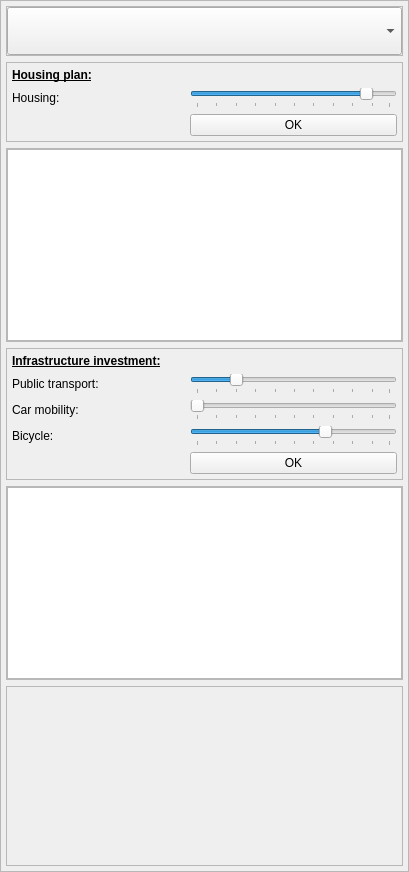
This is PlanningTool_dockwidget_base.ui in rapha411/PlanningTool as Qt 5 draws it before an edit. The edited form follows.
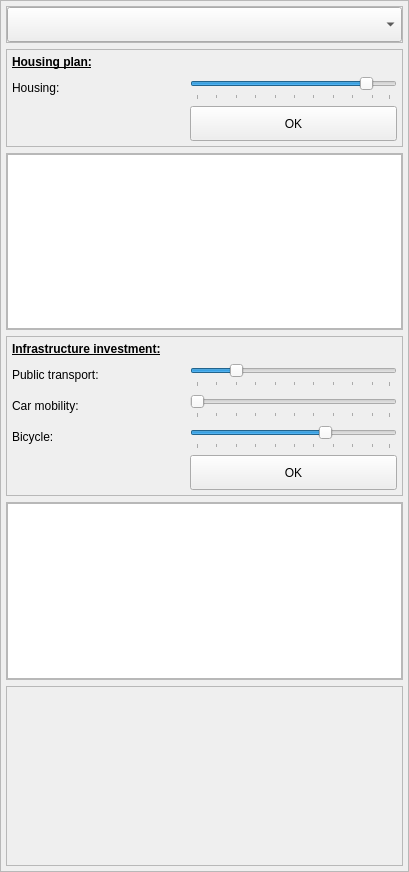
This is the edited form.

Commit message: update UI sizing policies

Patch:
```diff
--- a/PlanningTool_dockwidget_base.ui
+++ b/PlanningTool_dockwidget_base.ui
@@ -113,11 +113,26 @@
             <item>
              <widget class="QComboBox" name="packageComboBox">
               <property name="sizePolicy">
-               <sizepolicy hsizetype="MinimumExpanding" vsizetype="MinimumExpanding">
+               <sizepolicy hsizetype="MinimumExpanding" vsizetype="Fixed">
                 <horstretch>0</horstretch>
                 <verstretch>0</verstretch>
                </sizepolicy>
               </property>
+              <property name="minimumSize">
+               <size>
+                <width>0</width>
+                <height>35</height>
+               </size>
+              </property>
+              <property name="editable">
+               <bool>false</bool>
+              </property>
+              <property name="iconSize">
+               <size>
+                <width>16</width>
+                <height>24</height>
+               </size>
+              </property>
              </widget>
             </item>
            </layout>
@@ -192,7 +207,7 @@
               <item row="1" column="1">
                <widget class="QSlider" name="horizontalSlider">
                 <property name="sizePolicy">
-                 <sizepolicy hsizetype="Preferred" vsizetype="Preferred">
+                 <sizepolicy hsizetype="MinimumExpanding" vsizetype="Fixed">
                   <horstretch>0</horstretch>
                   <verstretch>0</verstretch>
                  </sizepolicy>
@@ -200,7 +215,7 @@
                 <property name="minimumSize">
                  <size>
                   <width>0</width>
-                  <height>0</height>
+                  <height>25</height>
                  </size>
                 </property>
                 <property name="value">
@@ -243,7 +258,7 @@
               <item row="2" column="1">
                <widget class="QPushButton" name="okHousing">
                 <property name="sizePolicy">
-                 <sizepolicy hsizetype="Preferred" vsizetype="MinimumExpanding">
+                 <sizepolicy hsizetype="MinimumExpanding" vsizetype="Fixed">
                   <horstretch>0</horstretch>
                   <verstretch>0</verstretch>
                  </sizepolicy>
@@ -251,7 +266,7 @@
                 <property name="minimumSize">
                  <size>
                   <width>0</width>
-                  <height>0</height>
+                  <height>35</height>
                  </size>
                 </property>
                 <property name="text">
@@ -336,11 +351,17 @@
               <item row="3" column="1">
                <widget class="QSlider" name="horizontalSlider_4">
                 <property name="sizePolicy">
-                 <sizepolicy hsizetype="Preferred" vsizetype="Preferred">
+                 <sizepolicy hsizetype="MinimumExpanding" vsizetype="Fixed">
                   <horstretch>0</horstretch>
                   <verstretch>0</verstretch>
                  </sizepolicy>
                 </property>
+                <property name="minimumSize">
+                 <size>
+                  <width>0</width>
+                  <height>25</height>
+                 </size>
+                </property>
                 <property name="value">
                  <number>66</number>
                 </property>
@@ -380,11 +401,17 @@
               <item row="1" column="1">
                <widget class="QSlider" name="horizontalSlider_2">
                 <property name="sizePolicy">
-                 <sizepolicy hsizetype="Preferred" vsizetype="Preferred">
+                 <sizepolicy hsizetype="MinimumExpanding" vsizetype="Fixed">
                   <horstretch>0</horstretch>
                   <verstretch>0</verstretch>
                  </sizepolicy>
                 </property>
+                <property name="minimumSize">
+                 <size>
+                  <width>0</width>
+                  <height>25</height>
+                 </size>
+                </property>
                 <property name="mouseTracking">
                  <bool>true</bool>
                 </property>
@@ -415,11 +442,17 @@
               <item row="2" column="1">
                <widget class="QSlider" name="horizontalSlider_3">
                 <property name="sizePolicy">
-                 <sizepolicy hsizetype="Preferred" vsizetype="Preferred">
+                 <sizepolicy hsizetype="MinimumExpanding" vsizetype="Fixed">
                   <horstretch>0</horstretch>
                   <verstretch>0</verstretch>
                  </sizepolicy>
                 </property>
+                <property name="minimumSize">
+                 <size>
+                  <width>0</width>
+                  <height>25</height>
+                 </size>
+                </property>
                 <property name="orientation">
                  <enum>Qt::Horizontal</enum>
                 </property>
@@ -452,7 +485,7 @@
               <item row="4" column="1">
                <widget class="QPushButton" name="okInfrastructure">
                 <property name="sizePolicy">
-                 <sizepolicy hsizetype="Preferred" vsizetype="MinimumExpanding">
+                 <sizepolicy hsizetype="MinimumExpanding" vsizetype="Fixed">
                   <horstretch>0</horstretch>
                   <verstretch>0</verstretch>
                  </sizepolicy>
@@ -460,7 +493,7 @@
                 <property name="minimumSize">
                  <size>
                   <width>0</width>
-                  <height>0</height>
+                  <height>35</height>
                  </size>
                 </property>
                 <property name="text">
```
Left out of the diff: 2 changed lines with no effect on the pictures. The commit also changes 2 other files.
